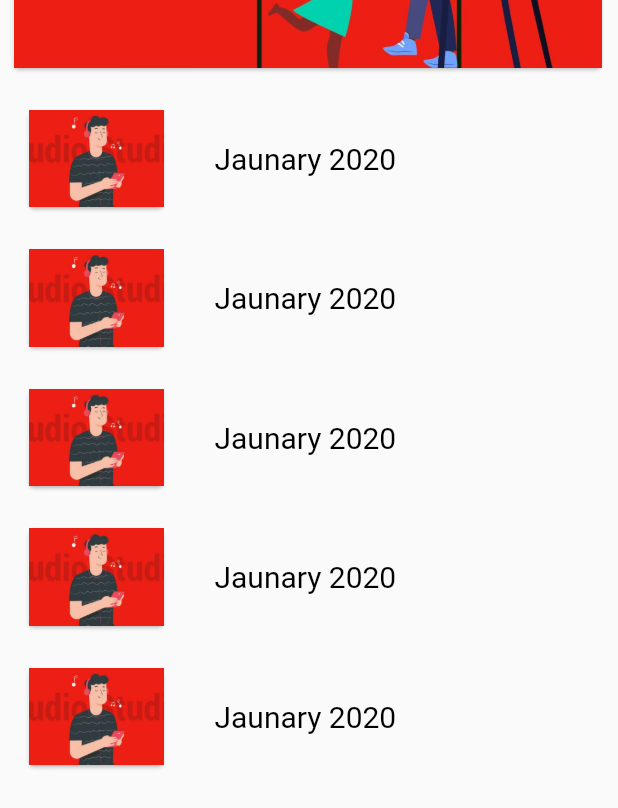
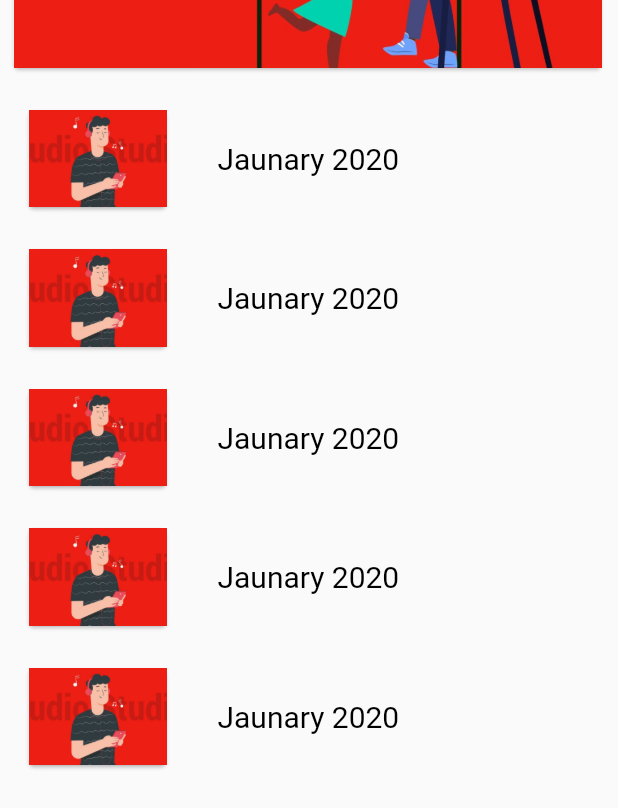
Before and after one commit to ShwetaBurte/chikupiku, a Flutter app: the videoStories screen opened directly, on a phone screen of 412 x 824 dp. Shown: the part 300-1108 px from the top of the screen. Run offline on Flutter 3.47's test engine with Material 2 defaults, Android fonts, the phone set to English and light mode, and no system bars.

Commit message:
Add videoStories.dart

```diff
--- a/lib/videoStories/videoStories.dart
+++ b/lib/videoStories/videoStories.dart
@@ -82,7 +82,9 @@ class videoStories extends StatelessWidget {
                               mainAxisAlignment: MainAxisAlignment.center,
                               children: [
                                 //Image
-                                Padding(
+                                Container(
+                                  width: 100.0,
+                                  child: Padding(
                                     padding: EdgeInsets.all(0.0),
                                     child: Card(
                                       child: InkWell(
@@ -99,8 +101,11 @@ class videoStories extends StatelessWidget {
                                       ),
                                     ),
                                   ),
+                                ),
                                 //Heading
-                                Padding(
+                                Container(
+                                  width: 200.0,
+                                  child: Padding(
                                     padding: EdgeInsets.only(
                                       left: 30.0,
                                       top: 0.0,
@@ -115,6 +120,7 @@ class videoStories extends StatelessWidget {
                                       ),
                                     ),
                                   ),
+                                ),
                               ],
                             ),
                           ),
@@ -125,7 +131,9 @@ class videoStories extends StatelessWidget {
                               mainAxisAlignment: MainAxisAlignment.center,
                               children: [
                                 //Image
-                                Padding(
+                                Container(
+                                  width: 100.0,
+                                  child: Padding(
                                     padding: EdgeInsets.all(0.0),
                                     child: Card(
                                       child: InkWell(
@@ -142,8 +150,11 @@ class videoStories extends StatelessWidget {
                                       ),
                                     ),
                                   ),
+                                ),
                                 //Heading
-                                Padding(
+                                Container(
+                                  width: 200.0,
+                                  child: Padding(
                                     padding: EdgeInsets.only(
                                       left: 30.0,
                                       top: 0.0,
@@ -158,6 +169,7 @@ class videoStories extends StatelessWidget {
                                       ),
                                     ),
                                   ),
+                                ),
                               ],
                             ),
                           ),
@@ -168,7 +180,9 @@ class videoStories extends StatelessWidget {
                               mainAxisAlignment: MainAxisAlignment.center,
                               children: [
                                 //Image
-                                Padding(
+                                Container(
+                                  width: 100.0,
+                                  child: Padding(
                                     padding: EdgeInsets.all(0.0),
                                     child: Card(
                                       child: InkWell(
@@ -185,8 +199,11 @@ class videoStories extends StatelessWidget {
                                       ),
                                     ),
                                   ),
+                                ),
                                 //Heading
-                                Padding(
+                                Container(
+                                  width: 200.0,
+                                  child: Padding(
                                     padding: EdgeInsets.only(
                                       left: 30.0,
                                       top: 0.0,
@@ -201,6 +218,7 @@ class videoStories extends StatelessWidget {
                                       ),
                                     ),
                                   ),
+                                ),
                               ],
                             ),
                           ),
@@ -211,7 +229,9 @@ class videoStories extends StatelessWidget {
                               mainAxisAlignment: MainAxisAlignment.center,
                               children: [
                                 //Image
-                                Padding(
+                                Container(
+                                  width: 100.0,
+                                  child: Padding(
                                     padding: EdgeInsets.all(0.0),
                                     child: Card(
                                       child: InkWell(
@@ -228,8 +248,11 @@ class videoStories extends StatelessWidget {
                                       ),
                                     ),
                                   ),
+                                ),
                                 //Heading
-                                Padding(
+                                Container(
+                                  width: 200.0,
+                                  child: Padding(
                                     padding: EdgeInsets.only(
                                       left: 30.0,
                                       top: 0.0,
@@ -244,6 +267,7 @@ class videoStories extends StatelessWidget {
                                       ),
                                     ),
                                   ),
+                                ),
                               ],
                             ),
                           ),
@@ -254,7 +278,9 @@ class videoStories extends StatelessWidget {
                               mainAxisAlignment: MainAxisAlignment.center,
                               children: [
                                 //Image
-                                Padding(
+                                Container(
+                                  width: 100.0,
+                                  child: Padding(
                                     padding: EdgeInsets.all(0.0),
                                     child: Card(
                                       child: InkWell(
@@ -271,8 +297,11 @@ class videoStories extends StatelessWidget {
                                       ),
                                     ),
                                   ),
+                                ),
                                 //Heading
-                                Padding(
+                                Container(
+                                  width: 200.0,
+                                  child: Padding(
                                     padding: EdgeInsets.only(
                                       left: 30.0,
                                       top: 0.0,
@@ -284,6 +313,7 @@ class videoStories extends StatelessWidget {
                                       style: TextStyle(
                                         fontSize: 20,
                                         color: Colors.black,
+                                      ),
                                     ),
                                   ),
                                 ),
```
Lines whose indentation alone changed are shown as unchanged.
